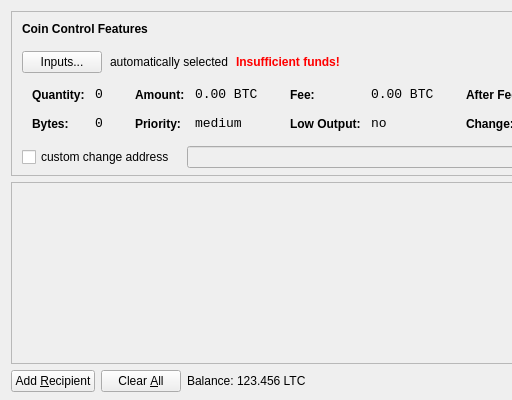
Qt form src/qt/forms/sendcoinsdialog.ui (PotatoCoin-Project/PotatoCoin) before a commit; both pictures show x 0 to 512 and y 0 to 400 of the 850 by 400 pixel window.
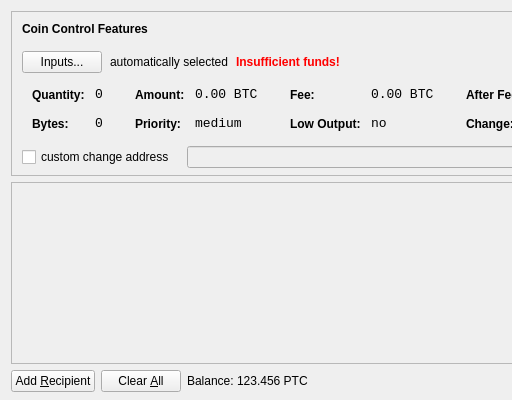
The same form after that commit. Icons and pictures are not drawn.

What changed in the file:
```diff
--- a/src/qt/forms/sendcoinsdialog.ui
+++ b/src/qt/forms/sendcoinsdialog.ui
@@ -720,7 +720,7 @@
           <cursorShape>IBeamCursor</cursorShape>
          </property>
          <property name="text">
-          <string>123.456 LTC</string>
+          <string>123.456 PTC</string>
          </property>
          <property name="textInteractionFlags">
           <set>Qt::LinksAccessibleByMouse|Qt::TextSelectableByKeyboard|Qt::TextSelectableByMouse</set>
```
